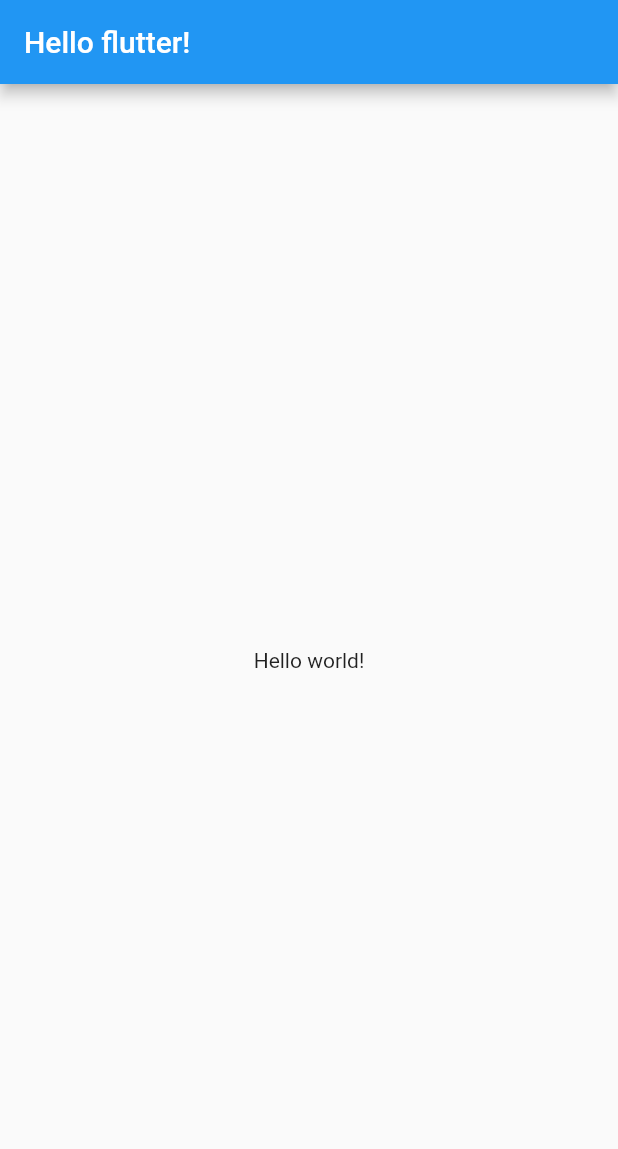
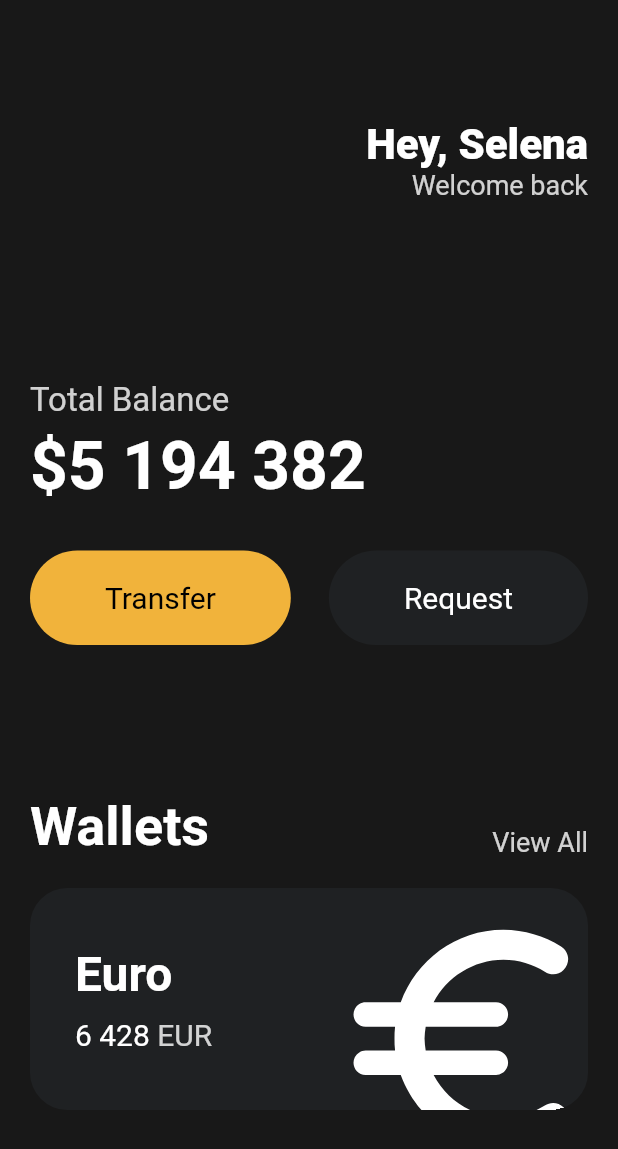
Before and after one commit to jaehyo0318/FlutterCloneCoding, a Flutter app: the screen it shows after launch, on a phone screen of 412 x 824 dp. Shown: the top 1149 px of the screen. Run offline on Flutter 3.47's test engine with Material 2 defaults, Android fonts, the phone set to English and light mode, and no system bars.

Commit message:
flutter study

```diff
--- /dev/null
+++ b/toonflix/lib/ex.dart
@@ -0,0 +1,20 @@
+import 'package:flutter/material.dart';
+
+void main() {
+  runApp(App());
+}
+
+class App extends StatelessWidget {
+  @override
+  Widget build(BuildContext context) {
+    return MaterialApp(
+      home: Scaffold(
+        appBar: AppBar(
+          centerTitle: false,
+          title: Text('Hello flutter!'),
+        ),
+        body: Center(child: Text('Hello world!')),
+      ),
+    );
+  }
+}
--- a/toonflix/lib/main.dart
+++ b/toonflix/lib/main.dart
@@ -1,20 +1,179 @@
 import 'package:flutter/material.dart';
+import 'package:toonflix/widgets/button.dart';
 
 void main() {
-  runApp(App());
+  runApp(const App());
 }
 
 class App extends StatelessWidget {
+  const App({super.key});
+
   @override
   Widget build(BuildContext context) {
     return MaterialApp(
       home: Scaffold(
-        appBar: AppBar(
-          centerTitle: false,
-          title: Text('Hello flutter!'),
-        ),
-        body: Center(child: Text('Hello world!')),
-      ),
+          backgroundColor: const Color(0xFF181818),
+          body: Padding(
+            padding: const EdgeInsets.symmetric(horizontal: 20),
+            child:
+                Column(crossAxisAlignment: CrossAxisAlignment.start, children: [
+              const SizedBox(
+                height: 80,
+              ),
+              Row(
+                mainAxisAlignment: MainAxisAlignment.end,
+                children: [
+                  Column(
+                    crossAxisAlignment: CrossAxisAlignment.end,
+                    children: [
+                      const Text(
+                        'Hey, Selena',
+                        style: TextStyle(
+                          color: Colors.white,
+                          fontSize: 28,
+                          fontWeight: FontWeight.w800,
+                        ),
+                      ),
+                      Text(
+                        'Welcome back',
+                        style: TextStyle(
+                          fontSize: 18,
+                          color: Colors.white.withOpacity(0.8),
+                        ),
+                      ),
+                    ],
+                  )
+                ],
+              ),
+              const SizedBox(
+                height: 120,
+              ),
+              Text(
+                'Total Balance',
+                style: TextStyle(
+                  fontSize: 22,
+                  color: Colors.white.withOpacity(0.8),
+                ),
+              ),
+              const SizedBox(
+                height: 5,
+              ),
+              const Text(
+                '\$5 194 382',
+                style: TextStyle(
+                    fontSize: 44,
+                    fontWeight: FontWeight.w600,
+                    color: Colors.white),
+              ),
+              const SizedBox(
+                height: 30,
+              ),
+              const Row(
+                mainAxisAlignment: MainAxisAlignment.spaceBetween,
+                children: [
+                  Button(
+                    text: 'Transfer',
+                    bgColor: Color(0xFFF1B33B),
+                    textColor: Colors.black,
+                  ),
+                  Button(
+                    text: 'Request',
+                    bgColor: Color(0xFF1F2123),
+                    textColor: Colors.white,
+                  ),
+                ],
+              ),
+              const SizedBox(
+                height: 100,
+              ),
+              Row(
+                crossAxisAlignment: CrossAxisAlignment.end,
+                mainAxisAlignment: MainAxisAlignment.spaceBetween,
+                children: [
+                  const Text(
+                    'Wallets',
+                    style: TextStyle(
+                      color: Colors.white,
+                      fontSize: 36,
+                      fontWeight: FontWeight.w600,
+                    ),
+                  ),
+                  Text(
+                    'View All',
+                    style: TextStyle(
+                      color: Colors.white.withOpacity(0.8),
+                      fontSize: 18,
+                    ),
+                  ),
+                ],
+              ),
+              const SizedBox(
+                height: 20,
+              ),
+              Container(
+                clipBehavior: Clip.hardEdge,
+                decoration: BoxDecoration(
+                  color: const Color(0xFF1F2123),
+                  borderRadius: BorderRadius.circular(25),
+                ),
+                child: Padding(
+                  padding: const EdgeInsets.all(30),
+                  child: Row(
+                    mainAxisAlignment: MainAxisAlignment.spaceBetween,
+                    children: [
+                      Column(
+                        crossAxisAlignment: CrossAxisAlignment.start,
+                        children: [
+                          const Text(
+                            'Euro',
+                            style: TextStyle(
+                                color: Colors.white,
+                                fontSize: 32,
+                                fontWeight: FontWeight.w600),
+                          ),
+                          const SizedBox(
+                            height: 10,
+                          ),
+                          Row(
+                            children: [
+                              const Text(
+                                '6 428',
+                                style: TextStyle(
+                                  color: Colors.white,
+                                  fontSize: 20,
+                                ),
+                              ),
+                              const SizedBox(
+                                width: 5,
+                              ),
+                              Text(
+                                'EUR',
+                                style: TextStyle(
+                                  color: Colors.white.withOpacity(0.8),
+                                  fontSize: 20,
+                                ),
+                              ),
+                            ],
+                          )
+                        ],
+                      ),
+                      Transform.scale(
+                        scale: 2.2,
+                        child: Transform.translate(
+                          offset: const Offset(-3, 12),
+                          child: const Icon(
+                            Icons.euro_rounded,
+                            color: Colors.white,
+                            size: 88,
+                          ),
+                        ),
+                      ),
+                    ],
+                  ),
+                ),
+              ),
+            ]),
+          )),
     );
   }
 }
--- /dev/null
+++ b/toonflix/lib/widgets/button.dart
@@ -0,0 +1,36 @@
+import 'package:flutter/material.dart';
+import 'package:flutter/widgets.dart';
+
+class Button extends StatelessWidget {
+  final String text;
+  final Color bgColor;
+  final Color textColor;
+
+  const Button({
+    super.key,
+    required this.text,
+    required this.bgColor,
+    required this.textColor,
+  });
+
+  @override
+  Widget build(BuildContext context) {
+    return Container(
+      decoration: BoxDecoration(
+          color: bgColor, borderRadius: BorderRadius.circular(45)),
+      child: Padding(
+        padding: const EdgeInsets.symmetric(
+          vertical: 20,
+          horizontal: 50,
+        ),
+        child: Text(
+          text,
+          style: TextStyle(
+            fontSize: 20,
+            color: textColor,
+          ),
+        ),
+      ),
+    );
+  }
+}
```
Also changed, not shown: 1 other file.
